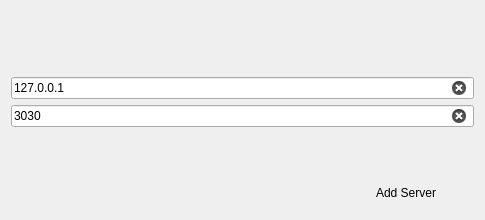
Before: the Qt Designer form GUI/newserverdialog.ui in KuzloPavlo/Networker, drawn with Qt 5.
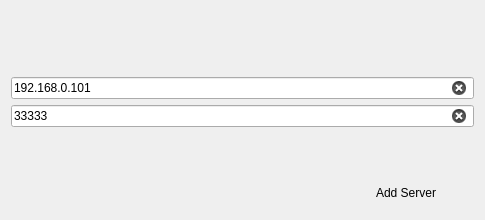
After: the same form once the commit is applied. Icons and pictures are not drawn.

Patch:
```diff
--- a/GUI/newserverdialog.ui
+++ b/GUI/newserverdialog.ui
@@ -42,7 +42,7 @@
    <item row="3" column="0" colspan="3">
     <widget class="QLineEdit" name="serverPortEdit">
      <property name="text">
-      <string>3030</string>
+      <string>33333</string>
      </property>
      <property name="placeholderText">
       <string>Server Port</string>
@@ -81,7 +81,7 @@
    <item row="2" column="0" colspan="3">
     <widget class="QLineEdit" name="serverAdressEdit">
      <property name="text">
-      <string>127.0.0.1</string>
+      <string>192.168.0.101</string>
      </property>
      <property name="dragEnabled">
       <bool>false</bool>
```
